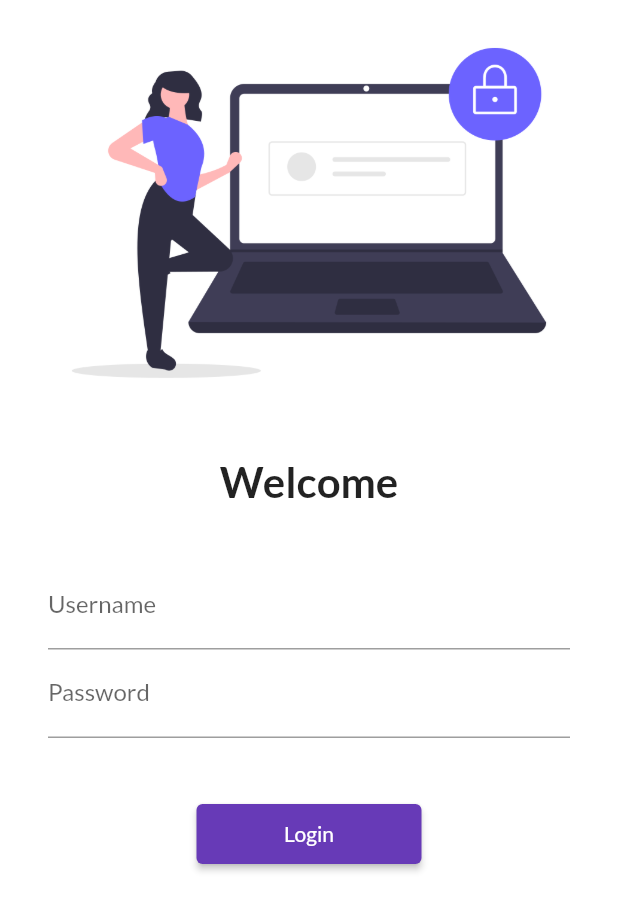
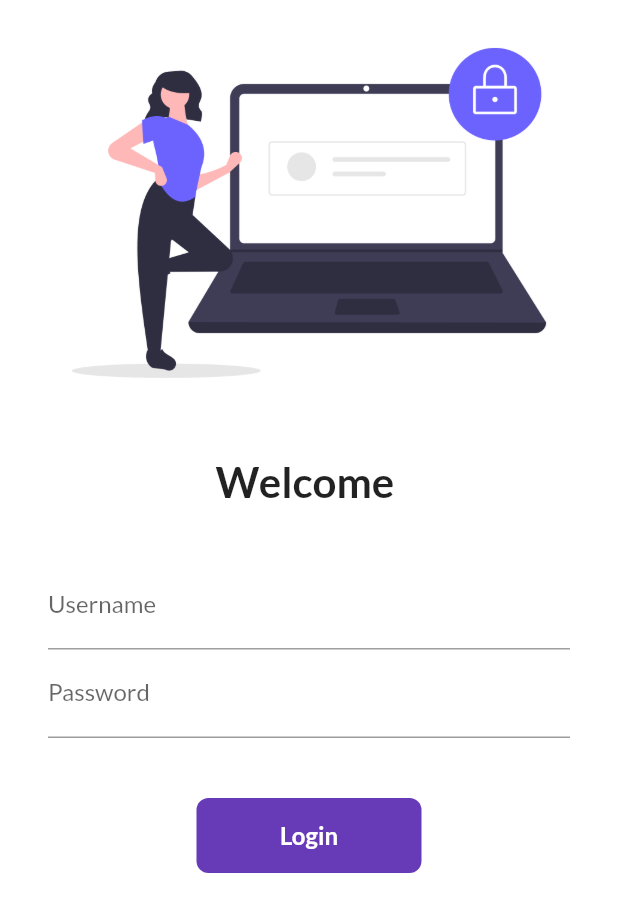
Before and after one commit to SMAthar/flutter_catalog, a Flutter app: the screen it shows after launch, on a phone screen of 412 x 824 dp. Shown: the top 912 px of the screen. Run offline on Flutter 3.47's test engine with Material 2 defaults, Android fonts, the phone set to English and light mode, and no system bars; our stand-ins replace google_fonts.

Commit message:
day 6 completed

```diff
--- a/lib/pages/login_page.dart
+++ b/lib/pages/login_page.dart
@@ -1,7 +1,14 @@
 import 'package:flutter/material.dart';
 import 'package:flutter_catalog/utils/routes.dart';
 
-class LoginPage extends StatelessWidget {
+class LoginPage extends StatefulWidget {
+  @override
+  _LoginPageState createState() => _LoginPageState();
+}
+
+class _LoginPageState extends State<LoginPage> {
+  String name = "";
+  bool changeButton = false;
   @override
   Widget build(BuildContext context) {
     return Material(
@@ -17,7 +24,7 @@ class LoginPage extends StatelessWidget {
               height: 20.0,
             ),
             Text(
-              "Welcome",
+              "Welcome $name",
               style: TextStyle(
                 fontSize: 28,
                 fontWeight: FontWeight.bold,
@@ -38,6 +45,11 @@ class LoginPage extends StatelessWidget {
                       hintText: "Enter Username",
                       labelText: "Username",
                     ),
+                    onChanged: (newName) {
+                      setState(() {
+                        name = newName;
+                      });
+                    },
                   ),
                   TextFormField(
                     decoration: InputDecoration(
@@ -49,15 +61,48 @@ class LoginPage extends StatelessWidget {
                   SizedBox(
                     height: 40.0,
                   ),
-                  ElevatedButton(
-                    onPressed: () {
+                  InkWell(
+                    onTap: () async {
+                      setState(() {
+                        changeButton = true;
+                      });
+                      await Future.delayed(Duration(seconds: 1));
                       Navigator.pushNamed(context, MyRoute.homeRoute);
                     },
-                    child: Text("Login"),
-                    style: ElevatedButton.styleFrom(
-                      minimumSize: Size(150, 40),
+                    child: AnimatedContainer(
+                      duration: Duration(seconds: 1),
+                      width: changeButton ? 50 : 150,
+                      height: 50,
+                      alignment: Alignment.center,
+                      child: changeButton
+                          ? Icon(
+                              Icons.done,
+                              color: Colors.white,
+                            )
+                          : Text(
+                              "Login",
+                              style: TextStyle(
+                                fontSize: 16,
+                                fontWeight: FontWeight.bold,
+                                color: Colors.white,
+                              ),
+                            ),
+                      decoration: BoxDecoration(
+                        color: Colors.deepPurple,
+                        borderRadius:
+                            BorderRadius.circular(changeButton ? 50 : 8),
+                      ),
                     ),
                   ),
+                  // ElevatedButton(
+                  //   onPressed: () {
+                  //     Navigator.pushNamed(context, MyRoute.homeRoute);
+                  //   },
+                  //   child: Text("Login"),
+                  //   style: ElevatedButton.styleFrom(
+                  //     minimumSize: Size(150, 40),
+                  //   ),
+                  // ),
                 ],
               ),
             )
```
